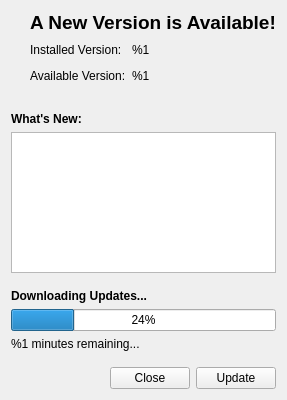
nuttyartist/notes, file src/updaterwindow.ui: the form before one commit.
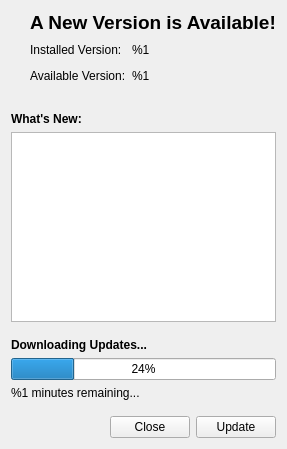
The form after the commit. Icons and pictures are not drawn.

Commit message: Manage redirections

```diff
--- a/src/updaterwindow.ui
+++ b/src/updaterwindow.ui
@@ -7,7 +7,7 @@
     <x>0</x>
     <y>0</y>
     <width>272</width>
-    <height>400</height>
+    <height>449</height>
    </rect>
   </property>
   <property name="windowTitle">
@@ -194,7 +194,14 @@
        </widget>
       </item>
       <item>
-       <widget class="QTextBrowser" name="changelog"/>
+       <widget class="QTextBrowser" name="changelog">
+        <property name="minimumSize">
+         <size>
+          <width>0</width>
+          <height>128</height>
+         </size>
+        </property>
+       </widget>
       </item>
      </layout>
     </widget>
```
The commit also changes 2 other files.
